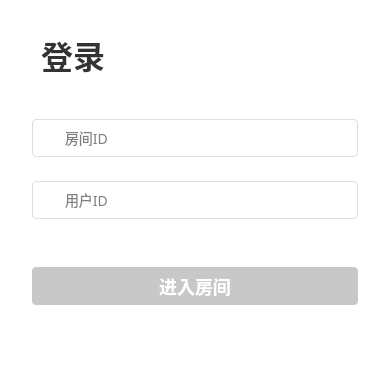
This is Windows/ui/LoginWidget.ui in volcengine/VolcEngineRTC as Qt 5 draws it before an edit. The edited form follows.
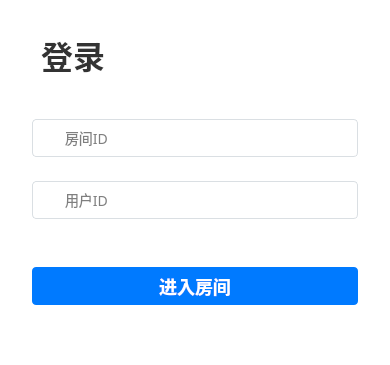
This is the edited form.

Diff of the .ui file:
```diff
--- a/Windows/ui/LoginWidget.ui
+++ b/Windows/ui/LoginWidget.ui
@@ -145,7 +145,7 @@
      <property name="styleSheet">
       <string notr="true">QPushButton
 {
-	background: #C8C8C8;
+	background: #007AFF;
 	border-radius: 4px;
 	color:#FFFFFF;
 	font-family: PingFang SC;
```
